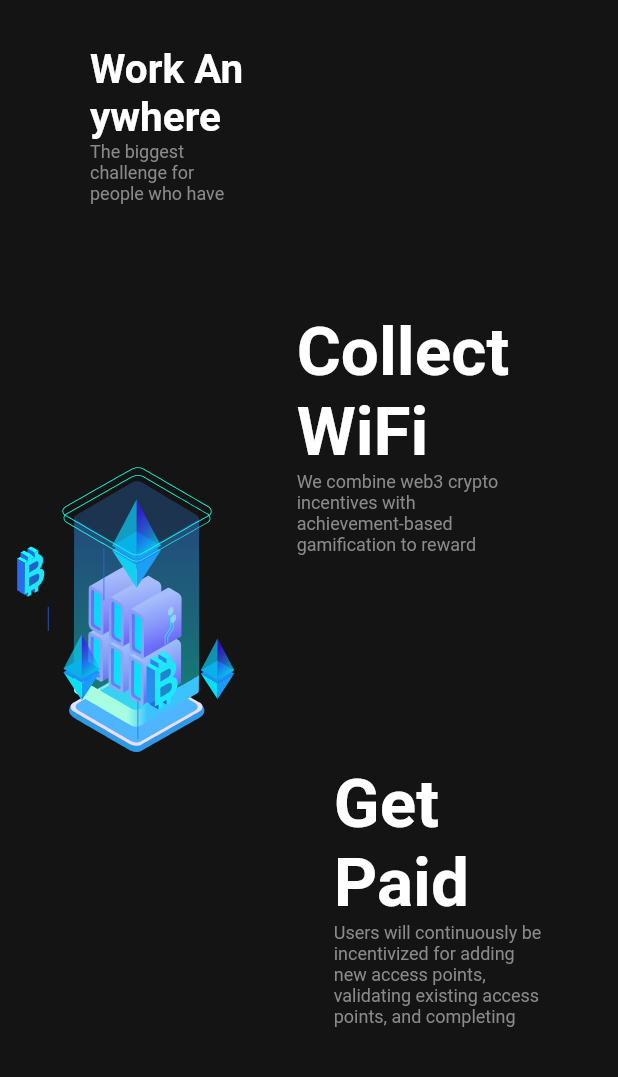
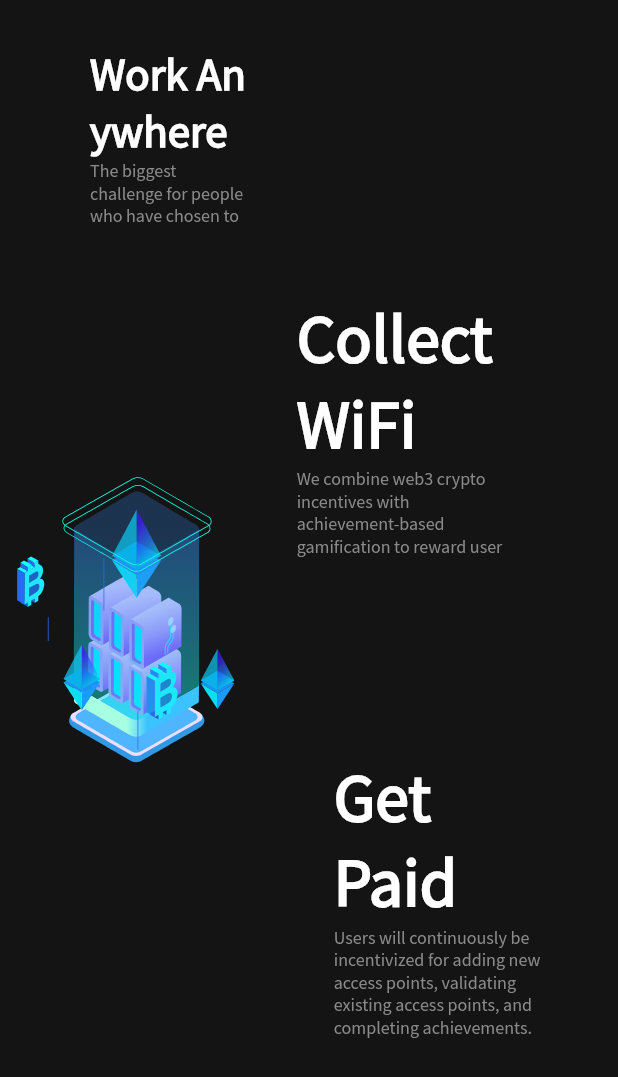
Before and after one commit to Maverick-Wolf/verifi_website, a Flutter app: the LargeWorkScreen screen opened directly, on a phone screen of 412 x 824 dp. Shown: the top 1077 px of the screen. Run offline on Flutter 3.47's test engine with Material 2 defaults, Android fonts, the phone set to English and light mode, and no system bars; drawn by our look-alikes of auto_size_text; our stand-ins replace dots_indicator, font_awesome_flutter, lottie; missing offline and left inert: blobs.

Commit message:
fixed scale offset and added font

```diff
--- a/lib/main.dart
+++ b/lib/main.dart
@@ -20,6 +20,7 @@ class MyApp extends StatelessWidget {
       title: 'Flutter Demo',
       theme: ThemeData(
         primarySwatch: Colors.blue,
+        fontFamily: 'Sans',
       ),
       home: const ResponsiveWidget(
           largeScreen: LargeScreen(), smallScreen: SmallScreen()),
--- a/lib/screens/large_screens/work_screen.dart
+++ b/lib/screens/large_screens/work_screen.dart
@@ -42,7 +42,7 @@ class LargeWorkScreen extends StatelessWidget {
                     ),
                   ),
                   Lottie.asset("assets/lotties/work_page.json",
-                      width: width * 0.4, height: height * 0.65),
+                      width: width * 0.4, height: height * 0.63),
                 ],
               ),
             ),
--- a/lib/widgets/crad_container.dart
+++ b/lib/widgets/crad_container.dart
@@ -28,6 +28,7 @@ class _CardConatinerState extends State<CardConatiner> {
       onEnter: (event) => onEntered(true),
       onExit: (event) => onEntered(false),
       child: AnimatedContainer(
+        transformAlignment: FractionalOffset.center,
         duration: const Duration(milliseconds: 200),
         transform: transform,
         padding: const EdgeInsets.all(10.0),
--- a/pubspec.yaml
+++ b/pubspec.yaml
@@ -84,7 +84,7 @@ flutter:
   fonts:
     - family: Sans
       fonts:
-        - asset: assets/fonts/SourceSansPro-Regular.ttf
+        - asset: assets/fonts/SansPro.ttf
   #       - asset: fonts/Schyler-Italic.ttf
   #         style: italic
   #   - family: Trajan Pro
```
Also changed, not shown: assets/fonts/SansPro.ttf (renamed from assets/fonts/SourceSansPro-Regular.ttf).
